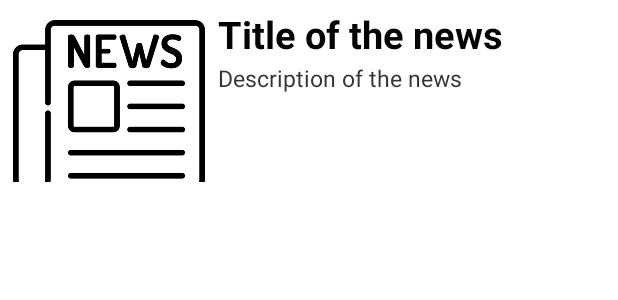
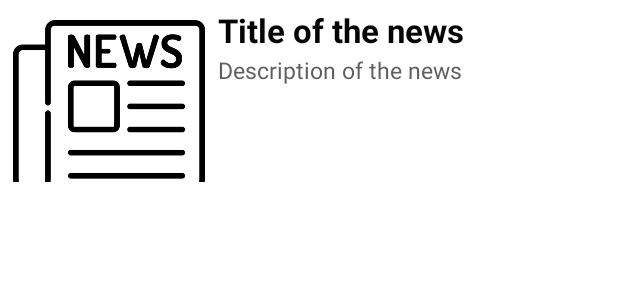
Before and after one commit to ferreiracorderomiguel/CeliaCare, an Android app: the layout news_list.xml on its own in the app's theme, with its tools: preview values and no code run, on a phone screen of 412 x 824 dp. Shown: the top 300 px of the screen. Run offline under Robolectric (Android 15) with nearby library versions, the phone set to English and light mode, and no system bars.

Commit message:
News final form
Took 10 minutes

```diff
--- a/app/src/main/java/com/mfc/celiacare/ui/news/NewsFragment.java
+++ b/app/src/main/java/com/mfc/celiacare/ui/news/NewsFragment.java
@@ -9,6 +9,7 @@ import android.view.ViewGroup;
 import androidx.annotation.NonNull;
 import androidx.annotation.Nullable;
 import androidx.fragment.app.Fragment;
+import androidx.recyclerview.widget.DividerItemDecoration;
 import androidx.recyclerview.widget.LinearLayoutManager;
 import androidx.recyclerview.widget.RecyclerView;
 
@@ -88,8 +89,9 @@ public class NewsFragment extends Fragment {
     private void initializeElements(View view) {
         recyclerNews = view.findViewById(R.id.recyclerViewNews);
         recyclerNews.setLayoutManager(new LinearLayoutManager(getContext()));
+        recyclerNews.addItemDecoration(new DividerItemDecoration(requireContext(), LinearLayoutManager.VERTICAL));
 
-        newsList.add(new News("Noticia 1", "Descripción", "Imagen", "06/06/2023"));
+        newsList.add(new News("FACE lanza una encuesta para conocer la realidad social y sanitaria de las personas celiacas", "Desde FACE y las asociaciones miembros vamos a lanzar una encuesta como parte de un proyecto que pretende conocer la realidad social y sanitaria de las personas con enfermedad celiaca en España.", "Imagen", "06/06/2023"));
         newsList.add(new News("Noticia 2", "Descripción", "Imagen", "06/06/2023"));
         newsList.add(new News("Noticia 3", "Descripción", "Imagen", "06/06/2023"));
         newsList.add(new News("Noticia 4", "Descripción", "Imagen", "06/06/2023"));
--- a/app/src/main/res/layout/news_list.xml
+++ b/app/src/main/res/layout/news_list.xml
@@ -30,7 +30,9 @@
         android:layout_toRightOf="@+id/list_image_layout"
         android:text="@string/newsTitle"
         android:textColor="#040404"
-        android:textSize="25dp"
+        android:ellipsize="end"
+        android:maxLines="2"
+        android:textSize="22dp"
         android:textStyle="bold"
         android:typeface="sans"/>
 
@@ -41,7 +43,9 @@
         android:layout_below="@id/newsTitleTextView"
         android:layout_marginTop="1dp"
         android:layout_toRightOf="@+id/list_image_layout"
+        android:ellipsize="end"
+        android:maxLines="3"
         android:text="@string/newsDescription"
-        android:textColor="#343434"
+        android:textColor="#5E5E5E"
         android:textSize="15dp" />
 </RelativeLayout>
```
